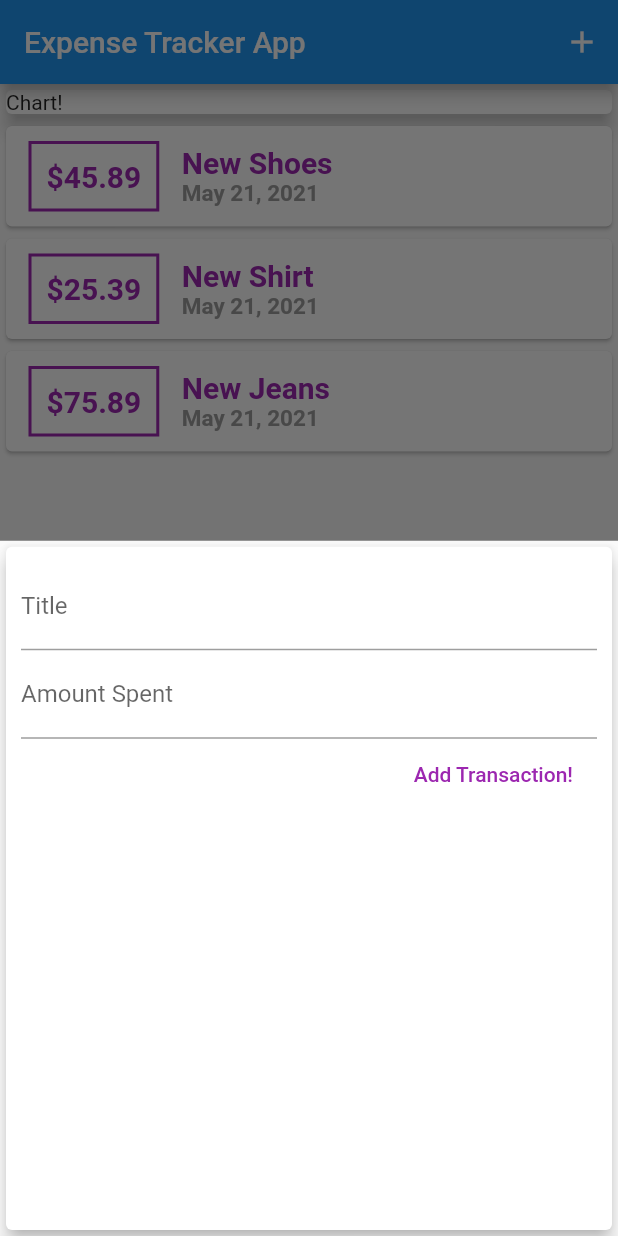
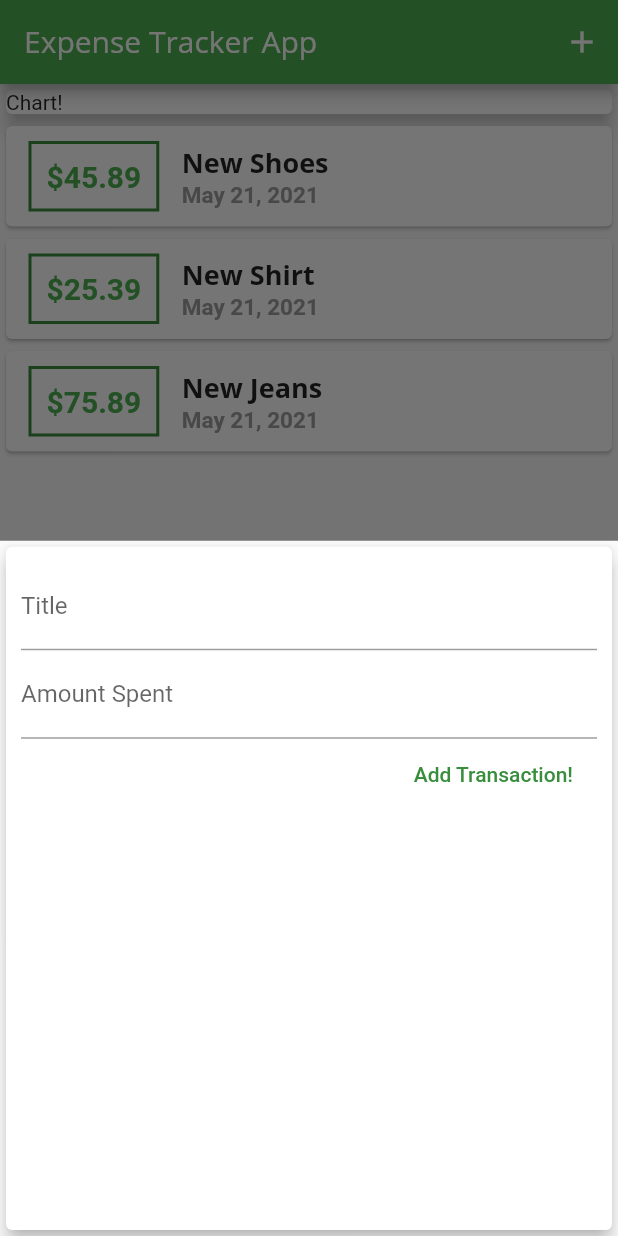
Before and after one commit to arshrangi/flutter_expense_tracker, a Flutter app: the screen it shows after launch, after a tap on the "add" icon, on a phone screen of 412 x 824 dp. Run offline on Flutter 3.47's test engine with Material 2 defaults, Android fonts, the phone set to English and light mode, and no system bars.

Commit message:
Add some theme styling

```diff
--- a/lib/main.dart
+++ b/lib/main.dart
@@ -11,6 +11,23 @@
     return MaterialApp(
       title: 'Flutter App',
       home: MyHomePage(),
+      theme: ThemeData(
+        primarySwatch: Colors.green,
+        accentColor: Colors.amber,
+        fontFamily: 'Quicksand',
+        textTheme: ThemeData.light().textTheme.copyWith(
+          title: TextStyle(
+            fontFamily: 'OpenSans',
+            fontWeight: FontWeight.bold,
+            fontSize: 18,
+          ),
+        ),
+        appBarTheme: AppBarTheme(
+          textTheme: ThemeData.light().textTheme.copyWith(
+                title: TextStyle(fontFamily: 'OpenSans', fontSize: 20),
+              ),
+        ),
+      ),
     );
   }
 }
--- a/lib/widgets/new_transaction.dart
+++ b/lib/widgets/new_transaction.dart
@@ -54,7 +54,7 @@
             ),
             FlatButton(
               onPressed: submitTx,
-              textColor: Colors.purple,
+              textColor: Theme.of(context).primaryColorDark,
               child: Text('Add Transaction!'),
             ),
           ],
--- a/lib/widgets/transaction_list.dart
+++ b/lib/widgets/transaction_list.dart
@@ -20,7 +20,7 @@
                 Container(
                   margin: EdgeInsets.symmetric(vertical: 10, horizontal: 15),
                   decoration: BoxDecoration(
-                    border: Border.all(color: Colors.purple, width: 2),
+                    border: Border.all(color: Theme.of(context).primaryColorDark, width: 2),
                   ),
                   padding: EdgeInsets.all(10),
                   child: Text(
@@ -28,7 +28,7 @@
                     style: TextStyle(
                         fontWeight: FontWeight.bold,
                         fontSize: 20,
-                        color: Colors.purple),
+                        color: Theme.of(context).primaryColor),
                   ),
                 ),
                 Column(
@@ -36,10 +36,7 @@
                   children: <Widget>[
                     Text(
                       transactions[index].title,
-                      style: TextStyle(
-                          fontWeight: FontWeight.bold,
-                          color: Colors.purple,
-                          fontSize: 20),
+                      style: Theme.of(context).textTheme.title,
                     ),
                     Text(
                       DateFormat.yMMMd().format(transactions[index].date),
```
Also changed, not shown: pubspec.yaml (+11 -6 lines), assets/fonts/OpenSans-Bold.ttf (added), assets/fonts/OpenSans-Regular.ttf (added), assets/fonts/Quicksand-Bold.ttf (added), assets/fonts/Quicksand-Light.ttf (added), assets/fonts/Quicksand-Medium.ttf (added), assets/fonts/Quicksand-Regular.ttf (added).
